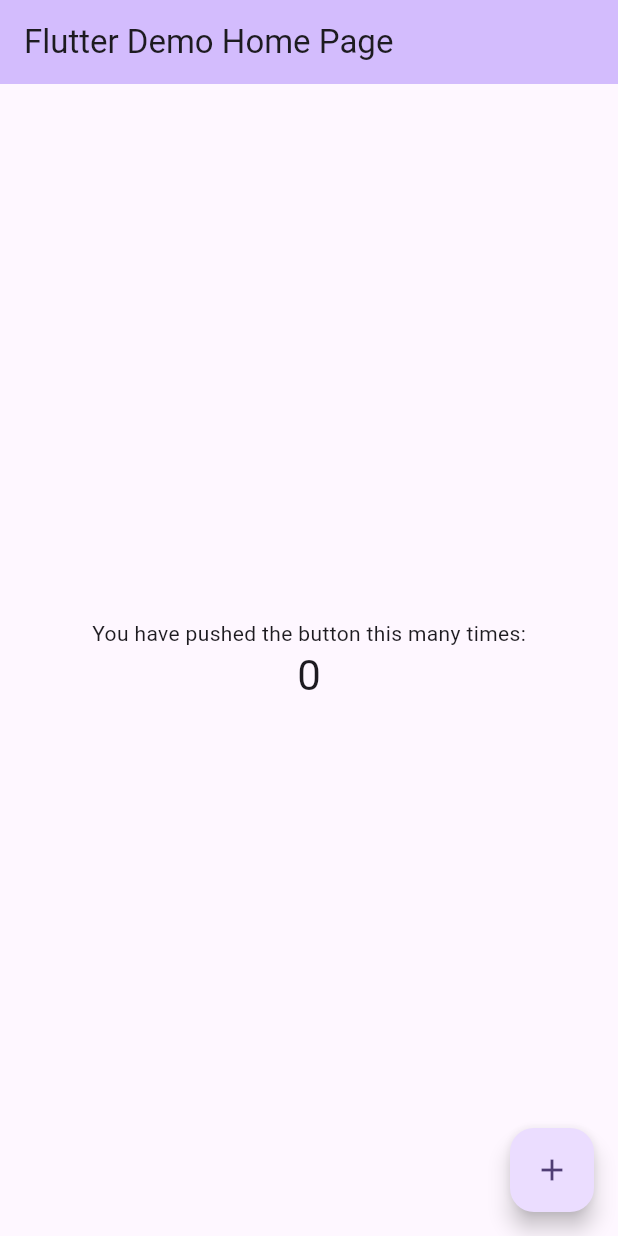
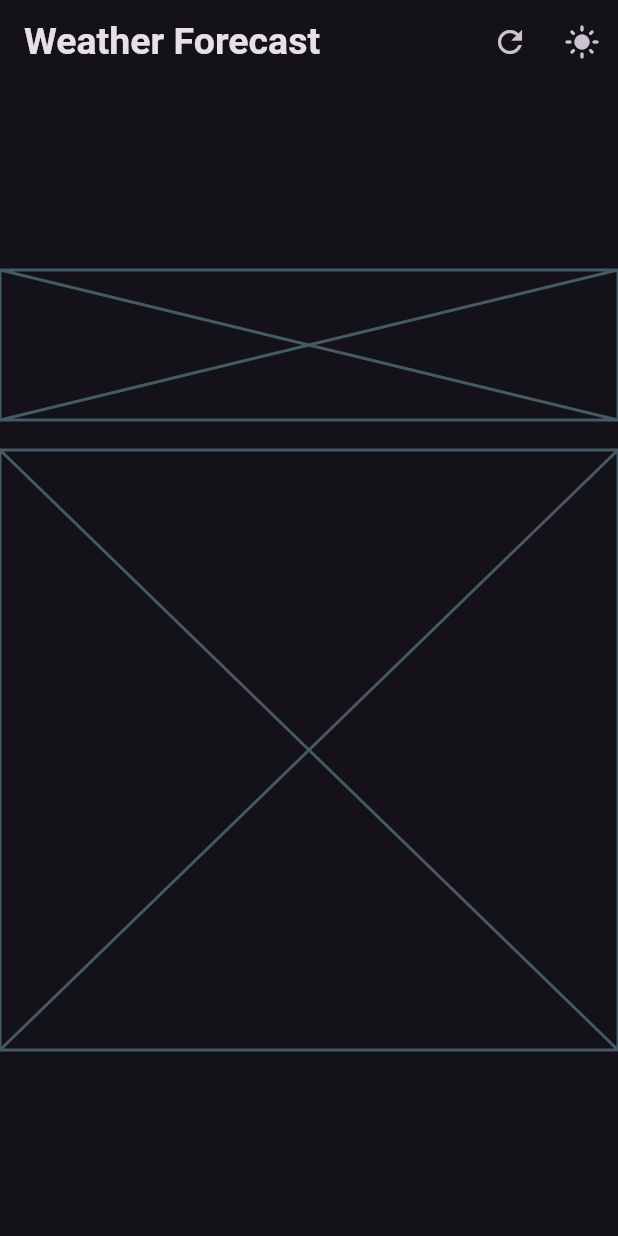
Before and after one commit to eshaan-vimal/WeatherApp-Flutter, a Flutter app: the screen it shows after launch, on a phone screen of 412 x 824 dp. Run offline on Flutter 3.47's test engine with Material 3 defaults, Android fonts, the phone set to English and light mode, and no system bars.

Commit message:
add appbar and themes

```diff
--- a/lib/main.dart
+++ b/lib/main.dart
@@ -1,125 +1,49 @@
-import 'package:flutter/material.dart';
+import "package:flutter/material.dart";
+// import "package:flutter_dotenv/flutter_dotenv.dart";
 
-void main() {
+import "./screens/home_screen.dart";
+
+
+void main ()
+{
+    // WidgetsFlutterBinding.ensureInitialized();
+    // await dotenv.load(fileName: ".env");
+
     runApp(const MyApp());
 }
 
-class MyApp extends StatelessWidget {
-  const MyApp({super.key});
 
-  // This widget is the root of your application.
+class MyApp extends StatefulWidget
+{
+    const MyApp ({super.key});
+
     @override
-  Widget build(BuildContext context) {
-    return MaterialApp(
-      title: 'Flutter Demo',
-      theme: ThemeData(
-        // This is the theme of your application.
-        //
-        // TRY THIS: Try running your application with "flutter run". You'll see
-        // the application has a purple toolbar. Then, without quitting the app,
-        // try changing the seedColor in the colorScheme below to Colors.green
-        // and then invoke "hot reload" (save your changes or press the "hot
-        // reload" button in a Flutter-supported IDE, or press "r" if you used
-        // the command line to start the app).
-        //
-        // Notice that the counter didn't reset back to zero; the application
-        // state is not lost during the reload. To reset the state, use hot
-        // restart instead.
-        //
-        // This works for code too, not just values: Most code changes can be
-        // tested with just a hot reload.
-        colorScheme: ColorScheme.fromSeed(seedColor: Colors.deepPurple),
-        useMaterial3: true,
-      ),
-      home: const MyHomePage(title: 'Flutter Demo Home Page'),
-    );
-  }
+    State<MyApp> createState() => _MyAppState();
 }
 
-class MyHomePage extends StatefulWidget {
-  const MyHomePage({super.key, required this.title});
 
-  // This widget is the home page of your application. It is stateful, meaning
-  // that it has a State object (defined below) that contains fields that affect
-  // how it looks.
+class _MyAppState extends State<MyApp>
+{
+    bool isDarkMode = true;
 
-  // This class is the configuration for the state. It holds the values (in this
-  // case the title) provided by the parent (in this case the App widget) and
-  // used by the build method of the State. Fields in a Widget subclass are
-  // always marked "final".
 
-  final String title;
-
-  @override
-  State<MyHomePage> createState() => _MyHomePageState();
-}
-
-class _MyHomePageState extends State<MyHomePage> {
-  int _counter = 0;
-
-  void _incrementCounter() {
+    void toggleTheme ()
+    {
         setState(() {
-      // This call to setState tells the Flutter framework that something has
-      // changed in this State, which causes it to rerun the build method below
-      // so that the display can reflect the updated values. If we changed
-      // _counter without calling setState(), then the build method would not be
-      // called again, and so nothing would appear to happen.
-      _counter++;
+            isDarkMode = !isDarkMode;
         });
     }
 
     @override
-  Widget build(BuildContext context) {
-    // This method is rerun every time setState is called, for instance as done
-    // by the _incrementCounter method above.
-    //
-    // The Flutter framework has been optimized to make rerunning build methods
-    // fast, so that you can just rebuild anything that needs updating rather
-    // than having to individually change instances of widgets.
-    return Scaffold(
-      appBar: AppBar(
-        // TRY THIS: Try changing the color here to a specific color (to
-        // Colors.amber, perhaps?) and trigger a hot reload to see the AppBar
-        // change color while the other colors stay the same.
-        backgroundColor: Theme.of(context).colorScheme.inversePrimary,
-        // Here we take the value from the MyHomePage object that was created by
-        // the App.build method, and use it to set our appbar title.
-        title: Text(widget.title),
-      ),
-      body: Center(
-        // Center is a layout widget. It takes a single child and positions it
-        // in the middle of the parent.
-        child: Column(
-          // Column is also a layout widget. It takes a list of children and
-          // arranges them vertically. By default, it sizes itself to fit its
-          // children horizontally, and tries to be as tall as its parent.
-          //
-          // Column has various properties to control how it sizes itself and
-          // how it positions its children. Here we use mainAxisAlignment to
-          // center the children vertically; the main axis here is the vertical
-          // axis because Columns are vertical (the cross axis would be
-          // horizontal).
-          //
-          // TRY THIS: Invoke "debug painting" (choose the "Toggle Debug Paint"
-          // action in the IDE, or press "p" in the console), to see the
-          // wireframe for each widget.
-          mainAxisAlignment: MainAxisAlignment.center,
-          children: <Widget>[
-            const Text(
-              'You have pushed the button this many times:',
-            ),
-            Text(
-              '$_counter',
-              style: Theme.of(context).textTheme.headlineMedium,
-            ),
-          ],
-        ),
-      ),
-      floatingActionButton: FloatingActionButton(
-        onPressed: _incrementCounter,
-        tooltip: 'Increment',
-        child: const Icon(Icons.add),
-      ), // This trailing comma makes auto-formatting nicer for build methods.
+    Widget build (BuildContext context)
+    {
+        return MaterialApp(
+            title: "Weather App",
+            theme: ThemeData.light(),
+            darkTheme: ThemeData.dark(),
+            themeMode: isDarkMode? ThemeMode.dark : ThemeMode.light,
+            home: HomeScreen(isDarkMode: isDarkMode, toggleTheme: toggleTheme,),
+            debugShowCheckedModeBanner: false,
         );
     }
 }
--- /dev/null
+++ b/lib/screens/home_screen.dart
@@ -0,0 +1,69 @@
+import "package:flutter/material.dart";
+
+
+class HomeScreen extends StatefulWidget
+{
+    final bool isDarkMode;
+    final Function toggleTheme;
+
+    const HomeScreen ({
+        super.key,
+        required this.isDarkMode,
+        required this.toggleTheme,
+    });
+
+    @override
+    State<HomeScreen> createState() => _HomeScreenState();
+}
+
+
+class _HomeScreenState extends State<HomeScreen>
+{
+    @override
+    void initState()
+    {
+        super.initState();
+
+    }
+
+
+    @override
+    Widget build (BuildContext context)
+    {
+        return Scaffold(
+            appBar: AppBar(
+                title: Text(
+                    "Weather Forecast",
+                    style: TextStyle(
+                        fontSize: 25,
+                        fontWeight: FontWeight.bold,
+                    ),
+                ),
+                actions: [
+                    IconButton(
+                        icon: Icon(Icons.refresh),
+                        onPressed: () {
+
+                        },
+                    ),
+                    IconButton(
+                        icon: widget.isDarkMode? Icon(Icons.light_mode) : Icon(Icons.dark_mode),
+                        onPressed: () {
+                            widget.toggleTheme();
+                        },
+                    )
+                ],
+            ),
+            body: Center(
+                child: Column(
+                    mainAxisAlignment: MainAxisAlignment.center,
+                    children: [
+                        Placeholder(fallbackWidth: 120, fallbackHeight: 100,),
+                        SizedBox(height: 20,),
+                        Placeholder()
+                    ],
+                ),
+            ),
+        );
+    }
+}
--- a/pubspec.yaml
+++ b/pubspec.yaml
@@ -30,6 +30,8 @@ environment:
 dependencies:
   flutter:
     sdk: flutter
+
+  flutter_dotenv: ^5.2.1
 
   # The following adds the Cupertino Icons font to your application.
   # Use with the CupertinoIcons class for iOS style icons.
```
Also changed, not shown: lib/components/hourly_forecast_card.dart (added), lib/components/more_info_card.dart (added), pubspec.lock, 1 other file. Lines whose indentation alone changed are shown as unchanged.
